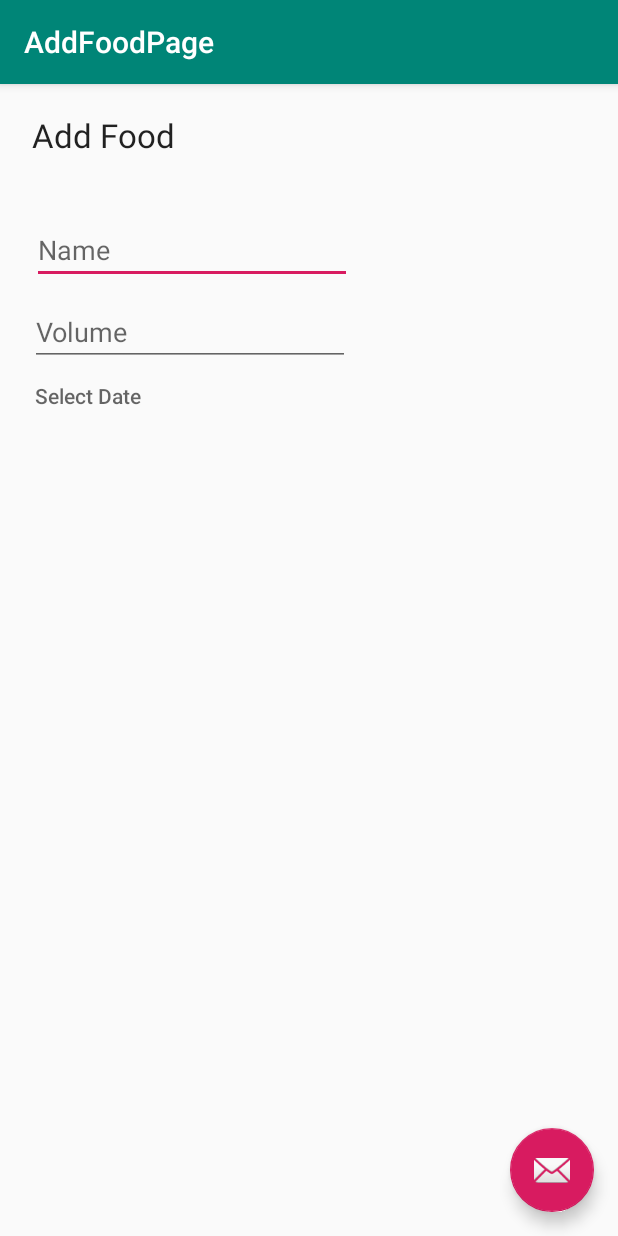
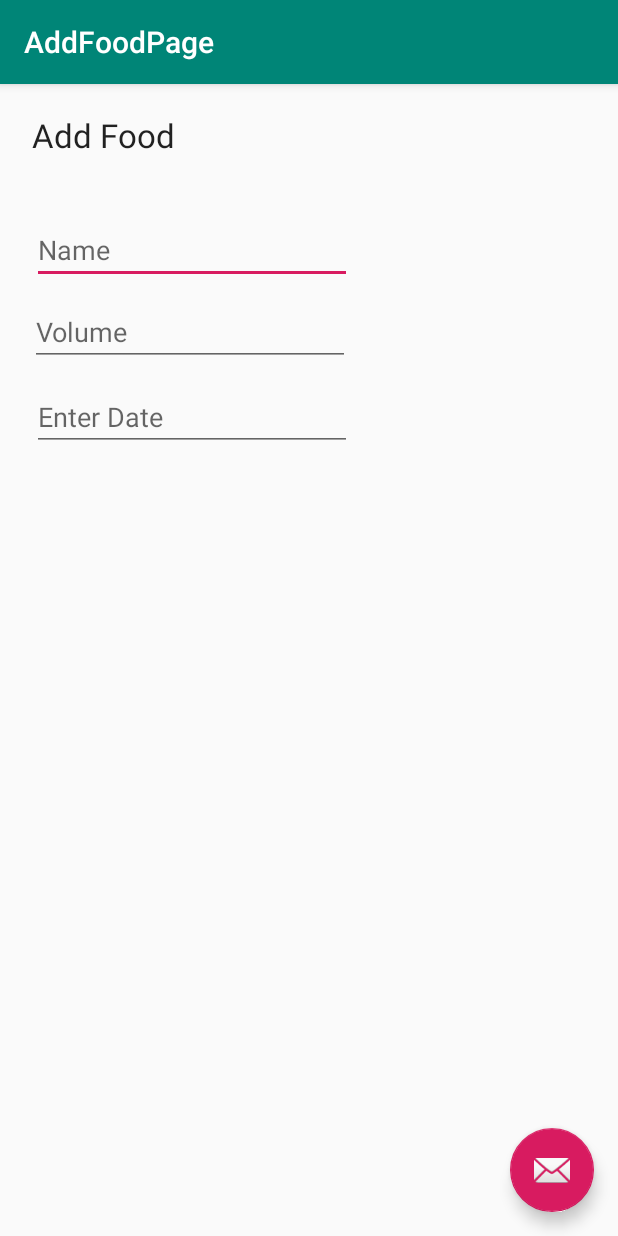
Before and after one commit to simrit-nijjar/food-inventory-app, an Android app: the AddFoodPage screen opened directly, with no data from a screen before it, on a phone screen of 412 x 824 dp. Run offline under Robolectric (Android 15) with nearby library versions, the phone set to English and light mode, and no system bars.

Commit message:
I can't get the Date Picker to work.

```diff
--- a/app/src/main/java/com/griffins/whatsinmyfridge/AddFoodPage.java
+++ b/app/src/main/java/com/griffins/whatsinmyfridge/AddFoodPage.java
@@ -12,8 +12,10 @@ import com.griffins.whatsinmyfridge.R;
 import androidx.appcompat.app.AppCompatActivity;
 import androidx.appcompat.widget.Toolbar;
 
+import android.text.InputType;
 import android.util.Log;
 import android.view.View;
+import android.widget.Button;
 import android.widget.DatePicker;
 import android.widget.EditText;
 import android.widget.TextView;
@@ -21,17 +23,44 @@ import android.widget.TextView;
 import java.util.Calendar;
 
 public class AddFoodPage extends AppCompatActivity {
+    DatePickerDialog picker;
+    EditText eText;
+    TextView tvw;
 
     private static final String TAG = "AddFoodPage";
 
-    private TextView mexpirationDate;
-    private DatePickerDialog.OnDateSetListener mDateSetListener;
+
 
 
     @Override
     protected void onCreate(Bundle savedInstanceState) {
         super.onCreate(savedInstanceState);
         setContentView(R.layout.activity_add_food_page);
+        tvw=(TextView)findViewById(R.id.textView1);
+        eText=(EditText)findViewById(R.id.editText1);
+        eText.setInputType(InputType.TYPE_NULL);
+        eText.setOnClickListener(new View.OnClickListener() {
+            @Override
+            public void onClick(View v) {
+                final Calendar cldr = Calendar.getInstance();
+                final int day = cldr.get(Calendar.DAY_OF_MONTH);
+                final int month = cldr.get(Calendar.MONTH);
+                final int year = cldr.get(Calendar.YEAR);
+
+                picker = new DatePickerDialog(AddFoodPage.this,
+                        new DatePickerDialog.OnDateSetListener() {
+                            @Override
+                            public void onDateSet(DatePicker view, int year, int month, int dayOfMonth) {
+                                eText.setText(dayOfMonth + "/" + (month + 1) + "/" + year);
+                            } year, month, day;
+
+
+
+                        });
+                picker.show();
+            }
+        });
+
         Toolbar toolbar = findViewById(R.id.toolbar);
         setSupportActionBar(toolbar);
 
@@ -46,49 +75,8 @@ public class AddFoodPage extends AppCompatActivity {
             }
         });
 
-        mexpirationDate = (TextView) findViewById(R.id.expirationDate);
 
-        mexpirationDate.setOnClickListener(new View.OnClickListener() {
-            @Override
-            public void onClick(View v) {
-                Calendar cal = Calendar.getInstance();
-                int year = cal.get(Calendar.YEAR);
-                int month = cal.get(Calendar.MONTH);
-                int day = cal.get(Calendar.DAY_OF_MONTH);
-
-                DatePickerDialog expirationDate = new DatePickerDialog(
-                        AddFoodPage.this,
-                        android.R.style.Theme_Black_NoTitleBar,
-                        mDateSetListener,
-                        year,month,day);
-                //setBackgroundDrawable(null);
-                //dialog.getWindow().setBackgroundDrawableResource(android.R.color.transparent);
-
-                //onCreateDialog();
-
-
-            }
-
-            private void onCreateDialog() {
-                // .getWindow().setBackgroundDrawable(new ColorDrawable(Color.TRANSPARENT))
-            }
-        });
-
-        mDateSetListener = new DatePickerDialog.OnDateSetListener() {
-            @Override
-            public void onDateSet(DatePicker view, int year, int month, int dayOfMonth) {
-                month = month + 1;
-                Log.d(TAG, "onDateSet: dd/mm/yyyy " + dayOfMonth + "/" + month + "/" + year);
-
-                String date = dayOfMonth + "/" + month + "/" + year;
-                mexpirationDate.setText(date);
-
-            }
-        };
 
 
     }
-
-
-
 }
--- a/app/src/main/res/layout/content_add_food_page.xml
+++ b/app/src/main/res/layout/content_add_food_page.xml
@@ -46,17 +46,26 @@
         app:layout_constraintStart_toStartOf="parent"
         app:layout_constraintTop_toBottomOf="@+id/AddFoodTitle" />
 
-    <TextView
-        android:id="@+id/expirationDate"
-        android:layout_width="218dp"
-        android:layout_height="36dp"
-        android:layout_marginStart="23dp"
-        android:layout_marginLeft="23dp"
-        android:layout_marginTop="10dp"
+    <EditText
+        android:id="@+id/editText1"
+        android:layout_width="wrap_content"
+        android:layout_height="wrap_content"
+        android:layout_marginStart="21dp"
+        android:layout_marginTop="11dp"
         android:ems="10"
-        android:hint="Select Date"
-        android:textAppearance="@style/TextAppearance.AppCompat.Body2"
+        android:hint="Enter Date"
         app:layout_constraintStart_toStartOf="parent"
         app:layout_constraintTop_toBottomOf="@+id/volumeOfFood" />
 
+    <TextView
+        android:id="@+id/textView1"
+        android:layout_width="wrap_content"
+        android:layout_height="wrap_content"
+        android:layout_marginStart="21dp"
+        android:layout_marginTop="211dp"
+        android:textSize="18dp"
+        android:textStyle="bold"
+        app:layout_constraintStart_toStartOf="parent"
+        app:layout_constraintTop_toTopOf="parent" />
+
 </androidx.constraintlayout.widget.ConstraintLayout>
```
